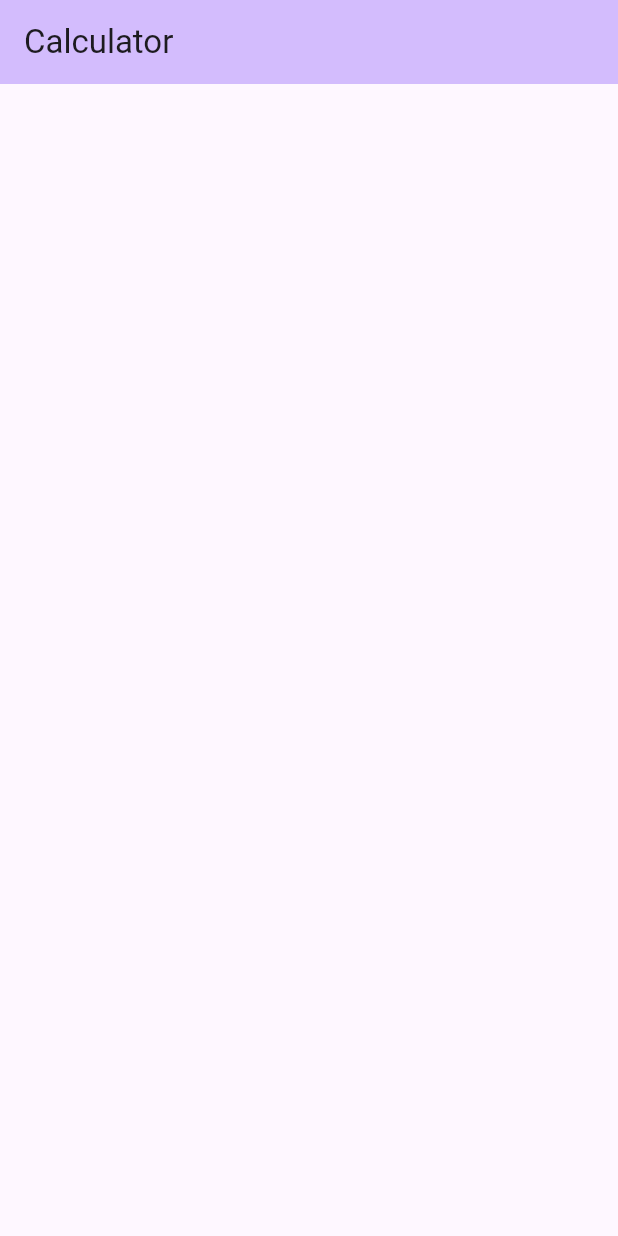
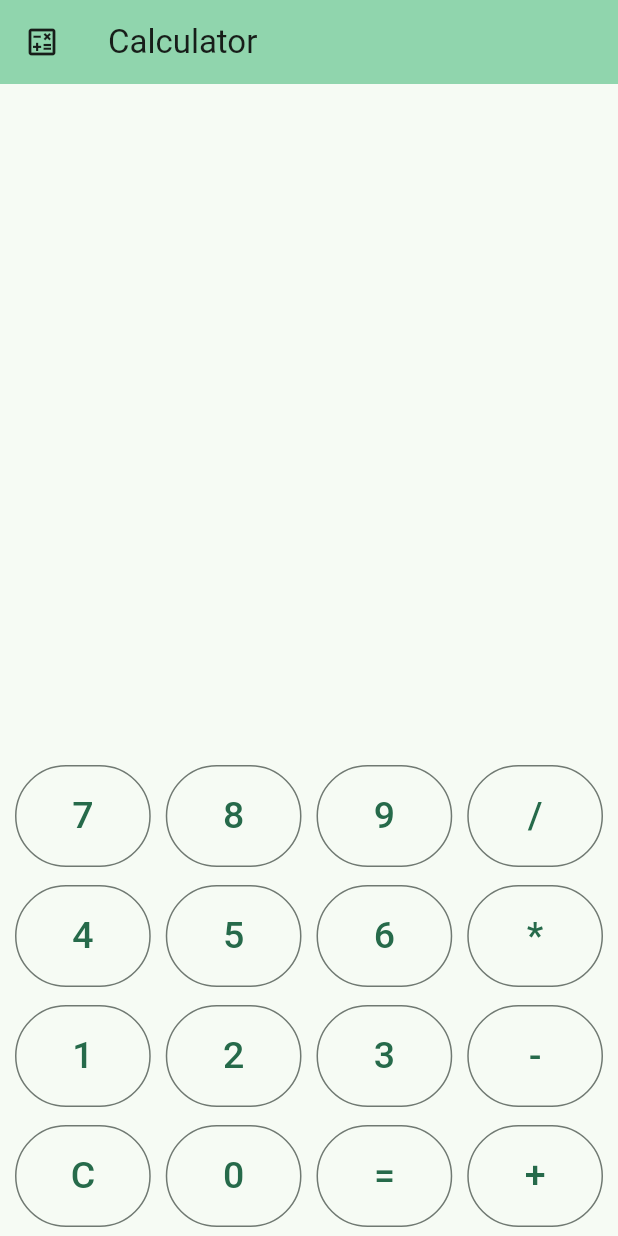
Before and after one commit to Chandirasegaran/barath-intern-apps, a Flutter app: the screen it shows after launch, on a phone screen of 412 x 824 dp. Run offline on Flutter 3.47's test engine with Material 2 defaults, Android fonts, the phone set to English and light mode, and no system bars.

Commit message:
Calculator app on Flutter

```diff
--- a/calculator/lib/main.dart
+++ b/calculator/lib/main.dart
@@ -13,10 +13,11 @@ class MyApp extends StatelessWidget {
     return MaterialApp(
       title: 'Calculator',
       theme: ThemeData(
-        colorScheme: ColorScheme.fromSeed(seedColor: Colors.deepPurple),
+        colorScheme: ColorScheme.fromSeed(seedColor: Colors.greenAccent),
         useMaterial3: true,
       ),
-      home: const MyHomePage(title: 'Calculator'),
+      home: SplashScreen(),
+      debugShowCheckedModeBanner: false,
     );
   }
 }
@@ -32,13 +33,206 @@ class MyHomePage extends StatefulWidget {
 class _MyHomePageState extends State<MyHomePage> {
   @override
   Widget build(BuildContext context) {
+    // String res = "", text = "";
+    // int first, second;
     return Scaffold(
       appBar: AppBar(
+        leading: Icon(
+          Icons.calculate_outlined,
+        ),
         backgroundColor: Theme.of(context).colorScheme.inversePrimary,
         title: Text(widget.title),
       ),
-      body: Expanded(
-        child: (Column()),
+      body: Column(
+        children: <Widget>[
+          Expanded(
+              child: Container(
+            padding: EdgeInsets.all(10.0),
+            alignment: Alignment.bottomRight,
+            child: Text(
+              text,
+              style: TextStyle(fontSize: 65.0, fontWeight: FontWeight.w400),
+            ),
+          )),
+          Row(
+            children: [
+              SizedBox(
+                height: 80,
+              ),
+              SizedBox(
+                width: 10,
+              ),
+              customOutlinedButton("7"),
+              SizedBox(
+                width: 10,
+              ),
+              customOutlinedButton("8"),
+              SizedBox(
+                width: 10,
+              ),
+              customOutlinedButton("9"),
+              SizedBox(
+                width: 10,
+              ),
+              customOutlinedButton("/"),
+              SizedBox(
+                width: 10,
+              ),
+            ],
+          ),
+          Row(
+            children: [
+              SizedBox(
+                height: 80,
+              ),
+              SizedBox(
+                width: 10,
+              ),
+              customOutlinedButton("4"),
+              SizedBox(
+                width: 10,
+              ),
+              customOutlinedButton("5"),
+              SizedBox(
+                width: 10,
+              ),
+              customOutlinedButton("6"),
+              SizedBox(
+                width: 10,
+              ),
+              customOutlinedButton("*"),
+              SizedBox(
+                width: 10,
+              ),
+            ],
+          ),
+          Row(
+            children: [
+              SizedBox(
+                height: 80,
+              ),
+              SizedBox(
+                width: 10,
+              ),
+              customOutlinedButton("1"),
+              SizedBox(
+                width: 10,
+              ),
+              customOutlinedButton("2"),
+              SizedBox(
+                width: 10,
+              ),
+              customOutlinedButton("3"),
+              SizedBox(
+                width: 10,
+              ),
+              customOutlinedButton("-"),
+              SizedBox(
+                width: 10,
+              ),
+            ],
+          ),
+          Row(
+            children: [
+              SizedBox(
+                height: 80,
+              ),
+              SizedBox(
+                width: 10,
+              ),
+              customOutlinedButton("C"),
+              SizedBox(
+                width: 10,
+              ),
+              customOutlinedButton("0"),
+              SizedBox(
+                width: 10,
+              ),
+              customOutlinedButton("="),
+              SizedBox(
+                width: 10,
+              ),
+              customOutlinedButton("+"),
+              SizedBox(
+                width: 10,
+              ),
+            ],
+          ),
+        ],
+      ),
+    );
+  }
+
+  Widget customOutlinedButton(String val) {
+    return Expanded(
+      child: OutlinedButton(
+        onPressed: () => buttonPressed(val),
+        child: Text(
+          val,
+          style: TextStyle(fontSize: 25.0),
+        ),
+        style: OutlinedButton.styleFrom(
+          padding: EdgeInsets.fromLTRB(35, 16, 35, 16),
+        ),
+      ),
+    );
+  }
+
+  String res = "", text = "";
+  String opperator = "";
+  late double first;
+  late double second;
+  buttonPressed(String val) {
+    if (val == "C") {
+      text = "";
+      res = "";
+      opperator = "";
+    } else if (val == "+" || val == "-" || val == "*" || val == "/") {
+      first = double.parse(text);
+      res = "";
+      opperator = val;
+    } else if (val == "=") {
+      second = double.parse(text);
+      if (opperator == "+") res = (first + second).toString();
+      if (opperator == "-") res = (first - second).toString();
+      if (opperator == "*") res = (first * second).toString();
+      if (opperator == "/") res = (first / second).toString();
+    } else {
+      res = text + val;
+    }
+    setState(() {
+      text = res;
+    });
+  }
+}
+
+class SplashScreen extends StatelessWidget {
+  @override
+  Widget build(BuildContext context) {
+    Future.delayed(Duration(seconds: 3), () {
+      // Delay for 3 seconds
+      Navigator.of(context).pushReplacement(
+        MaterialPageRoute(
+          builder: (_) => MyHomePage(title: 'Calculator'),
+        ),
+      );
+    });
+    return Scaffold(
+      body: Center(
+        child: Column(
+          mainAxisAlignment: MainAxisAlignment.center,
+          children: [
+            Text(
+              "🧮 Calculator",
+              style: TextStyle(
+                fontSize: 36.0,
+                fontWeight: FontWeight.bold,
+              ),
+            ),
+            SizedBox(height: 20.0),
+            CircularProgressIndicator(), // You can use a loading indicator here
+          ],
+        ),
       ),
     );
   }
```
Also changed, not shown: 1 other file.
